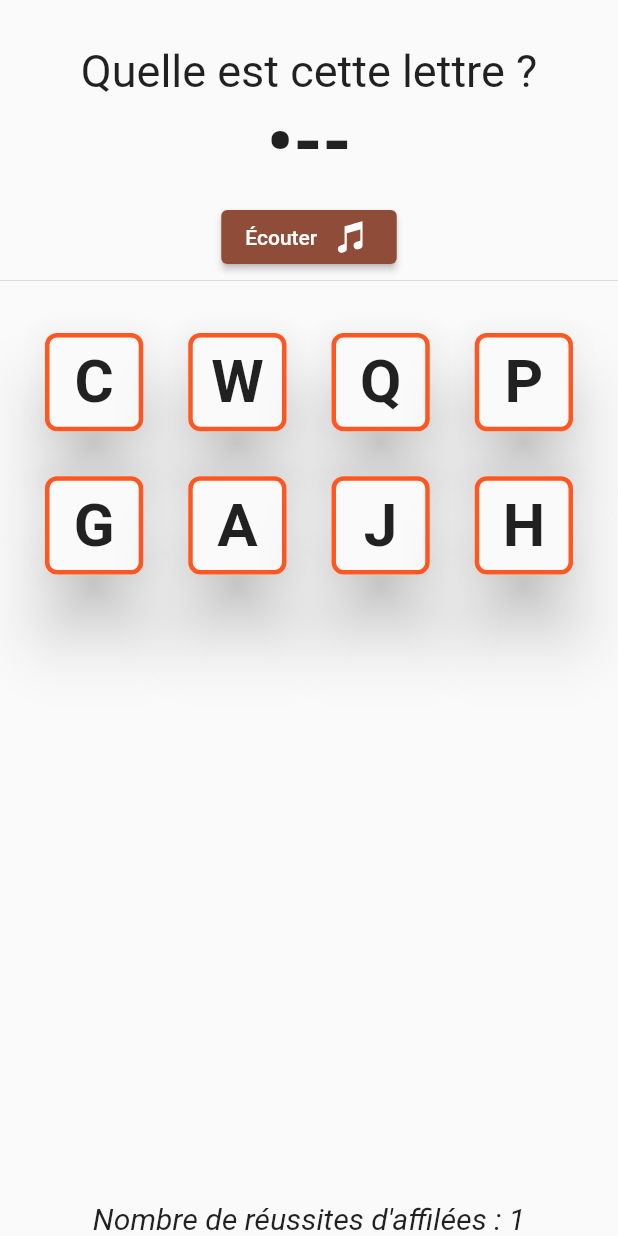
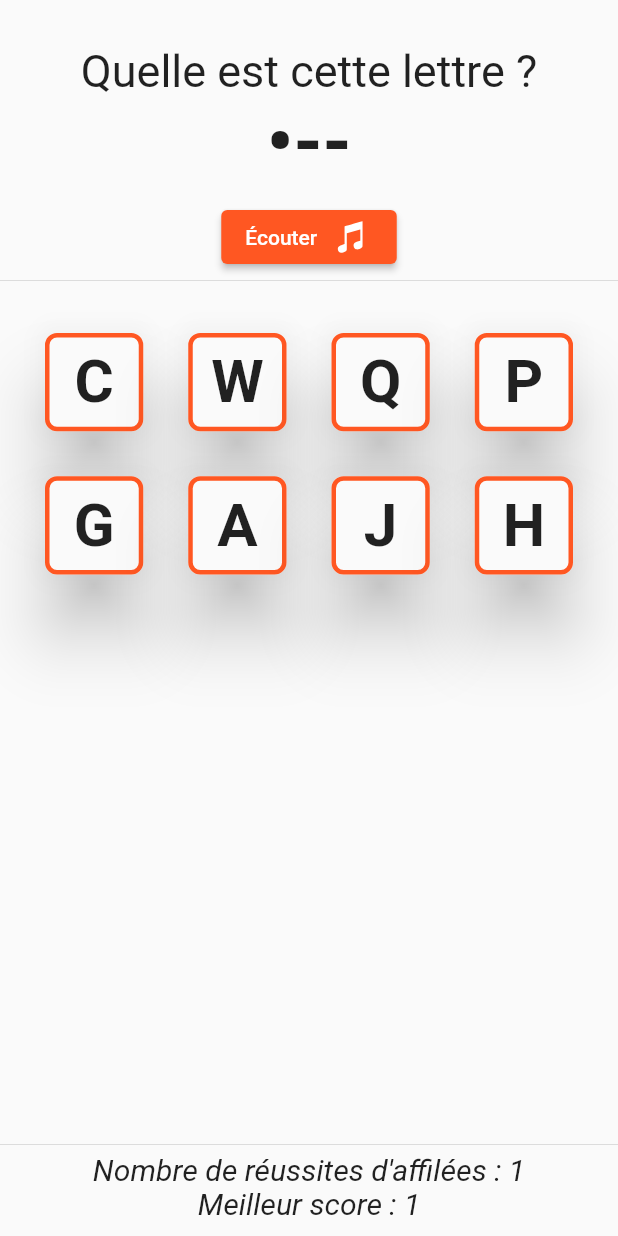
Before and after one commit to Jehxon/MorseTrainer, a Flutter app: the GuessLetterPage screen opened directly, after a tap on an icon or button, on a phone screen of 412 x 824 dp. Run offline on Flutter 3.47's test engine with Material 2 defaults, Android fonts, the phone set to English and light mode, and no system bars; our stand-ins replace audioplayers, flutter_colorpicker, ionicons, shared_preferences; accounts and stored records are empty.

```diff
--- /dev/null
+++ b/lib/global.dart
@@ -0,0 +1,25 @@
+import 'package:flutter/material.dart';
+import 'package:morse_trainer/models/preferences.dart';
+
+List<Function(Color)> colorChangeCallbacks = [];
+
+Map<String, int> preferences = {
+  "appColor": Colors.deepOrange.value,
+  "guessLetterNumberOfChoice": 8,
+  "guessLetterHighScore": 0,
+  "guessLetterShowSound": 1,
+};
+
+void addThemeChangeCallback(Function(Color) func) {
+  colorChangeCallbacks.add(func);
+}
+void removeThemeChangeCallback(Function(Color) func) {
+  colorChangeCallbacks.remove(func);
+}
+void changeAppColor(Color c) {
+  preferences["appColor"] = c.value;
+  savePreferences();
+  for(int i = 0; i < colorChangeCallbacks.length; i++){
+    colorChangeCallbacks[i](c);
+  }
+}
--- a/lib/widgets/modes/guess_letter_page.dart
+++ b/lib/widgets/modes/guess_letter_page.dart
@@ -1,38 +1,56 @@
 import 'package:audioplayers/audioplayers.dart';
 import 'package:flutter/material.dart';
 import 'package:ionicons/ionicons.dart';
+import 'package:morse_trainer/global.dart';
 import 'package:morse_trainer/models/morse_alphabet.dart';
+import 'package:morse_trainer/models/preferences.dart';
+
+enum ChoiceState { neutral, correctlyGuessed, wronglyGuessed }
 
 class LetterChoice extends StatelessWidget {
   final String letter;
   final Future<void> Function(int) onPress;
   final int id;
-  final Color color;
+  final ChoiceState state;
 
   const LetterChoice({
     super.key,
     required this.letter,
     required this.onPress,
     required this.id,
-    required this.color,
+    required this.state,
   });
 
   @override
   Widget build(BuildContext context) {
+    Color backgroundColor = Colors.transparent;
+    Color borderColor = Color(preferences["appColor"]!);
+    switch (state) {
+      case ChoiceState.correctlyGuessed:
+        backgroundColor = Colors.green;
+        borderColor = Colors.green;
+      case ChoiceState.wronglyGuessed:
+        backgroundColor = Colors.red;
+        borderColor = Colors.red;
+      case ChoiceState.neutral:
+      // nothing to do
+    }
     return Material(
       elevation: 20,
       borderRadius: const BorderRadius.all(Radius.circular(8)),
       child: InkWell(
         onTap: () async {
-          await onPress(id);
+          if (state == ChoiceState.neutral) {
+            await onPress(id);
+          }
         },
         child: Container(
           decoration: BoxDecoration(
-            color: color,
+            color: backgroundColor,
             borderRadius: const BorderRadius.all(Radius.circular(8)),
             border: Border.all(
               width: 3,
-              color: color == Colors.transparent ? Colors.deepOrange : color,
+              color: borderColor,
             ),
           ),
           child: Center(
@@ -57,32 +75,44 @@ class GuessLetterPage extends StatefulWidget {
 }
 
 class _GuessLetterPageState extends State<GuessLetterPage> {
-  int numberOfChoices = 8;
+  int numberOfChoices = preferences["guessLetterNumberOfChoice"]!;
+  int showSound = preferences["guessLetterShowSound"]!;
   late String letterToFind;
   late List<LetterChoice> choiceWidgets;
   late List<String> choicesLetters;
-  late List<Color> choiceColors;
+  late List<ChoiceState> choicesStates;
   int streak = 0;
   static List<int> numbers = [for (int i = 0; i < alphabet.length; i++) i];
+
+  void updateColorCallback(Color c) {
+    setState(() {});
+  }
 
   @override
   void initState() {
     letterToFind = "";
     drawNewLetterToGuess();
+    addThemeChangeCallback(updateColorCallback);
     super.initState();
+  }
+
+  @override
+  void dispose() {
+    removeThemeChangeCallback(updateColorCallback);
+    super.dispose();
   }
 
   void drawNewLetterToGuess() {
     setState(() {
       choicesLetters = randomLetters(numberOfChoices);
-      if(choicesLetters.first == letterToFind) {
+      if (choicesLetters.first == letterToFind) {
         letterToFind = choicesLetters[1];
       } else {
         letterToFind = choicesLetters.first;
       }
       choicesLetters.shuffle();
-      choiceColors = [
-        for (int i = 0; i < choicesLetters.length; i++) Colors.transparent
+      choicesStates = [
+        for (int i = 0; i < choicesLetters.length; i++) ChoiceState.neutral
       ];
     });
     morseAlphabet[letterToFind]?.play();
@@ -102,21 +132,36 @@ class _GuessLetterPageState extends State<GuessLetterPage> {
       audioPlayer.play(AssetSource("sounds/correct_guess.mp3"));
       setState(() {
         streak += 1;
-        choiceColors[choiceId] = Colors.lightGreen;
+        choicesStates[choiceId] = ChoiceState.correctlyGuessed;
       });
+      if (streak > preferences["guessLetterHighScore"]!) {
+        preferences["guessLetterHighScore"] = streak;
+        savePreferences();
+      }
       await Future.delayed(const Duration(seconds: 1));
       drawNewLetterToGuess();
     } else {
       audioPlayer.play(AssetSource("sounds/wrong_guess.mp3"));
       setState(() {
         streak = 0;
-        choiceColors[choiceId] = Colors.red;
+        choicesStates[choiceId] = ChoiceState.wronglyGuessed;
       });
     }
   }
 
   @override
   Widget build(BuildContext context) {
+    Widget soundShown = switch (preferences["guessLetterShowSound"]!) {
+      0 => const Icon(Ionicons.eye_off),
+      _ => Text(
+          morseAlphabet[letterToFind]!.sound,
+          style: const TextStyle(
+            fontSize: 50,
+            fontWeight: FontWeight.bold,
+          ),
+        ),
+    };
+
     return Scaffold(
       body: Center(
         child: Column(
@@ -128,13 +173,7 @@ class _GuessLetterPageState extends State<GuessLetterPage> {
                 fontSize: 30,
               ),
             ),
-            Text(
-              morseAlphabet[letterToFind]!.sound,
-              style: const TextStyle(
-                fontSize: 50,
-                fontWeight: FontWeight.bold,
-              ),
-            ),
+            soundShown,
             const SizedBox(height: 10),
             ElevatedButton(
               style: const ButtonStyle(
@@ -164,18 +203,21 @@ class _GuessLetterPageState extends State<GuessLetterPage> {
                       letter: choicesLetters[i],
                       onPress: onGuess,
                       id: i,
-                      color: choiceColors[i],
+                      state: choicesStates[i],
                     ),
                 ],
               ),
             ),
+            const Divider(height: 10),
             Text(
-              "Nombre de réussites d'affilées : $streak",
+              "Nombre de réussites d'affilées : $streak\nMeilleur score : ${preferences["guessLetterHighScore"]}",
+              textAlign: TextAlign.center,
               style: const TextStyle(
                 fontSize: 20,
                 fontStyle: FontStyle.italic,
               ),
             ),
+            const SizedBox(height: 10),
           ],
         ),
       ),
--- a/pubspec.yaml
+++ b/pubspec.yaml
@@ -37,6 +37,8 @@ dependencies:
   cupertino_icons: ^1.0.2
   audioplayers: ^4.0.1
   ionicons: ^0.2.2
+  shared_preferences: ^2.1.1
+  flutter_colorpicker: ^1.0.3
 
 dev_dependencies:
   flutter_test:
```
Also changed, not shown: lib/home_page.dart (+11 -1 lines), lib/main.dart (+18 -4 lines), lib/models/color_picker.dart (added, +24 -0 lines), lib/models/int_picker.dart (added, +78 -0 lines), lib/models/preferences.dart (added, +45 -0 lines), lib/widgets/parameters_page.dart (added, +79 -0 lines).
